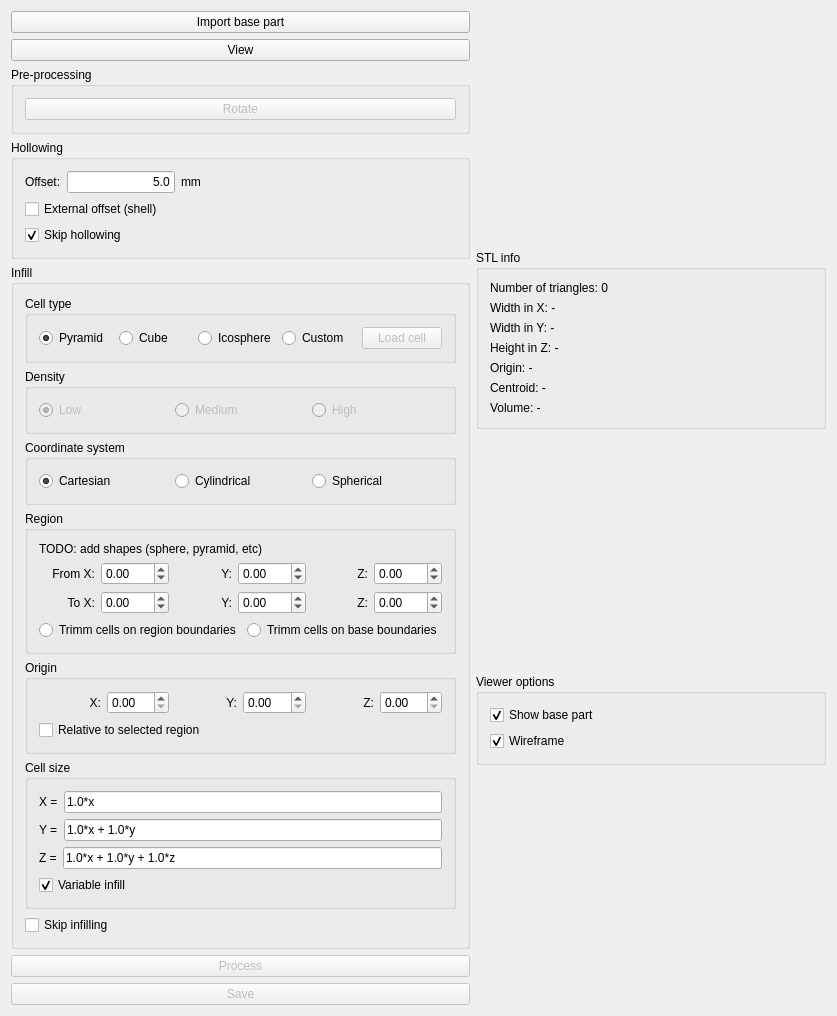
Qt form mainwindow.ui (kgmostafa/1) before a commit.
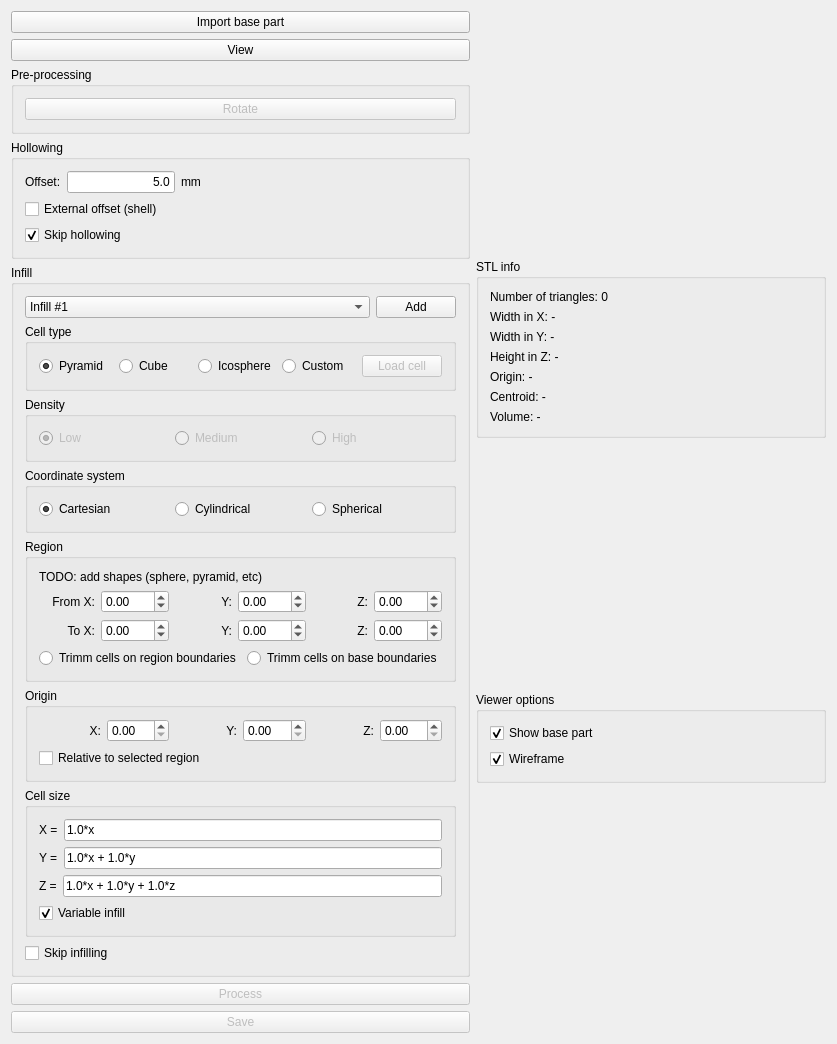
The same form after that commit.

Commit message: Implemented multiple configs for different infill regions on UI.

What changed in the file:
```diff
--- a/mainwindow.ui
+++ b/mainwindow.ui
@@ -10,7 +10,7 @@
     <x>0</x>
     <y>0</y>
     <width>837</width>
-    <height>890</height>
+    <height>921</height>
    </rect>
   </property>
   <property name="windowTitle">
@@ -146,6 +146,32 @@
          <string>Infill</string>
         </property>
         <layout class="QVBoxLayout" name="verticalLayout_3">
+         <item>
+          <layout class="QHBoxLayout" name="horizontalLayout_13">
+           <item>
+            <widget class="QComboBox" name="comboBox_infill">
+             <item>
+              <property name="text">
+               <string>Infill #1</string>
+              </property>
+             </item>
+            </widget>
+           </item>
+           <item>
+            <widget class="QPushButton" name="pushButton_infill_add">
+             <property name="sizePolicy">
+              <sizepolicy hsizetype="Fixed" vsizetype="Fixed">
+               <horstretch>0</horstretch>
+               <verstretch>0</verstretch>
+              </sizepolicy>
+             </property>
+             <property name="text">
+              <string>Add</string>
+             </property>
+            </widget>
+           </item>
+          </layout>
+         </item>
          <item>
           <widget class="QGroupBox" name="groupBox_cellType">
            <property name="title">
```
The commit also changes 3 other files.
